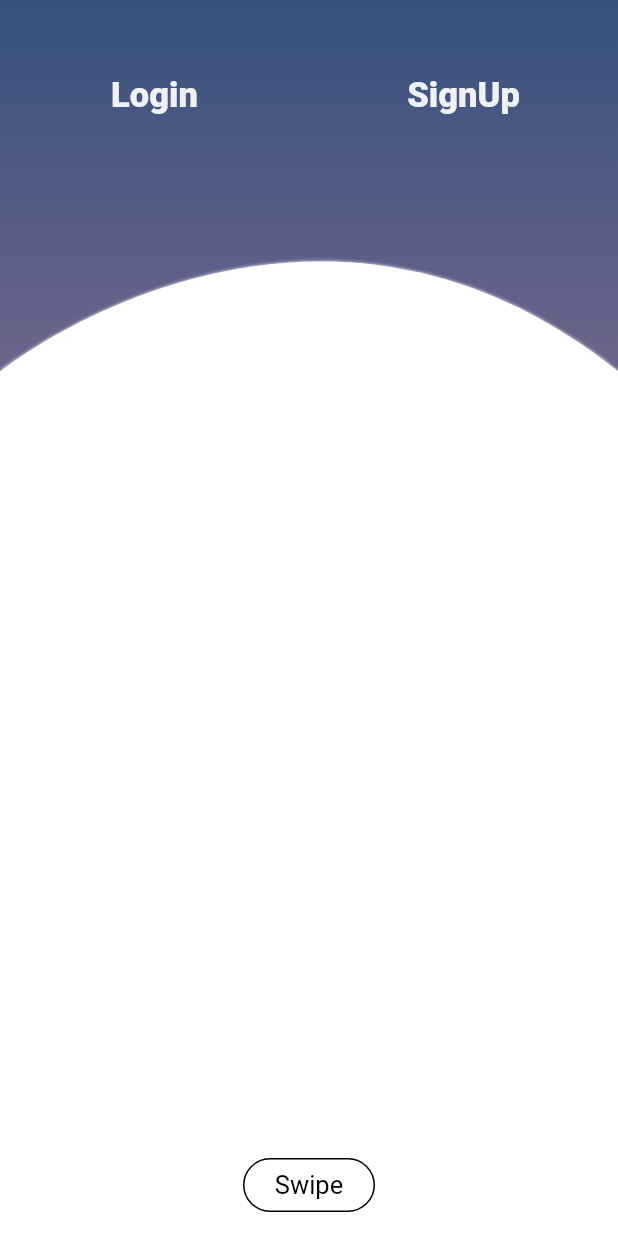
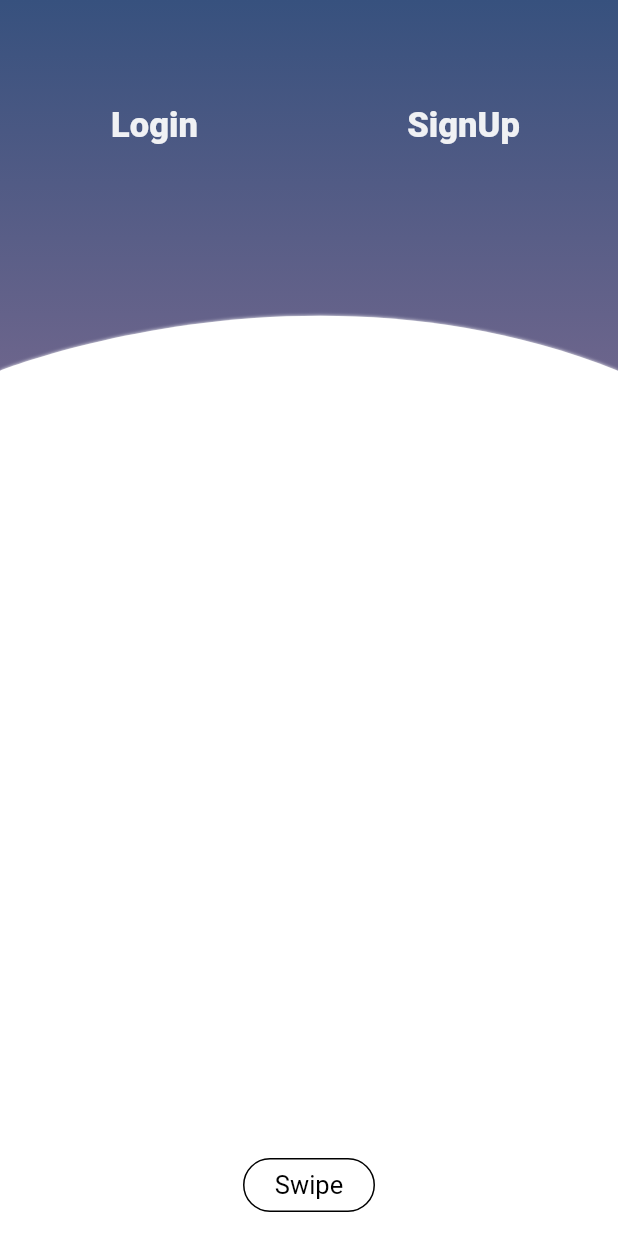
Before and after one commit to rojermaharjan/testock, a Flutter app: the screen it shows after launch, after a tap on "Swipe", on a phone screen of 412 x 824 dp. Run offline on Flutter 3.47's test engine with Material 2 defaults, Android fonts, the phone set to English and light mode, and no system bars; our stand-ins replace get_it, rxdart; Roboto replaces fonts that are missing (Lalezar).

Commit message:
Onboarding description added

```diff
--- a/lib/features/onboarding/view/onboarding.dart
+++ b/lib/features/onboarding/view/onboarding.dart
@@ -7,7 +7,11 @@ class OnBoarding extends StatefulWidget {
     return _OnBoardingState();
   }
 }
-
+/**
+ * The idea for this onboarding process is two break it into two scene.
+ * 1) Intially the promo of app is shown as scene one.
+ * 2) When user swipe from bottom, scene two is loaded with two tabs i.e (Login, Signup)
+ */
 class _OnBoardingState extends State<StatefulWidget>
     with TickerProviderStateMixin {
   AnimationController _onboardingAnimationController;
@@ -46,7 +50,7 @@ class _OnBoardingState extends State<StatefulWidget>
     _curveExpansionAnimation =
         Tween<double>(begin: 0, end: _curveExpansionEndValue).animate(
             CurvedAnimation(
-                curve: Curves.elasticInOut,
+                curve: Curves.elasticOut,
                 parent: _onboardingAnimationController));
 
     _tabSelectedAnimationController = AnimationController(
@@ -132,7 +136,7 @@ class _OnBoardingState extends State<StatefulWidget>
               child: Align(
                 alignment: Alignment.topCenter,
                 child: Padding(
-                    padding: EdgeInsets.fromLTRB(0, 50, 0, 0),
+                    padding: EdgeInsets.fromLTRB(0, 70, 0, 0),
                     child: Opacity(
                         opacity: _onboardingAnimationController.value,
                         child: Text(
@@ -152,7 +156,7 @@ class _OnBoardingState extends State<StatefulWidget>
               child: Align(
                 alignment: Alignment.topCenter,
                 child: Padding(
-                    padding: EdgeInsets.fromLTRB(0, 50, 0, 0),
+                    padding: EdgeInsets.fromLTRB(0, 70, 0, 0),
                     child: Opacity(
                         opacity: _onboardingAnimationController.value,
                         child: Text(
@@ -182,7 +186,7 @@ class _OnBoardingState extends State<StatefulWidget>
 class SwipableArc extends CustomPainter {
   final Animation<double> _animation;
   double _curveHeightScale = .6;
-  double _curveFocalControlPointHeightScale = .40;
+  double _curveFocalControlPointHeightScale = .5;
 
   double selectedArcStrokeWidth = 8;
 
```
